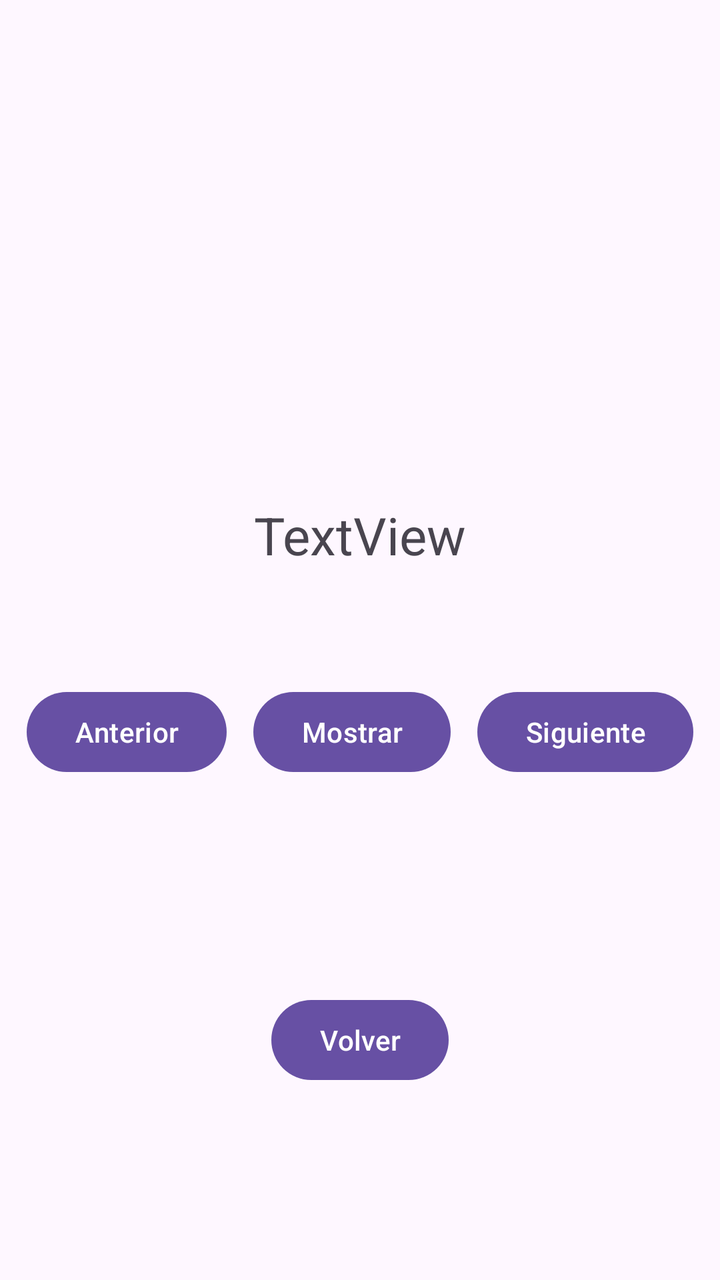
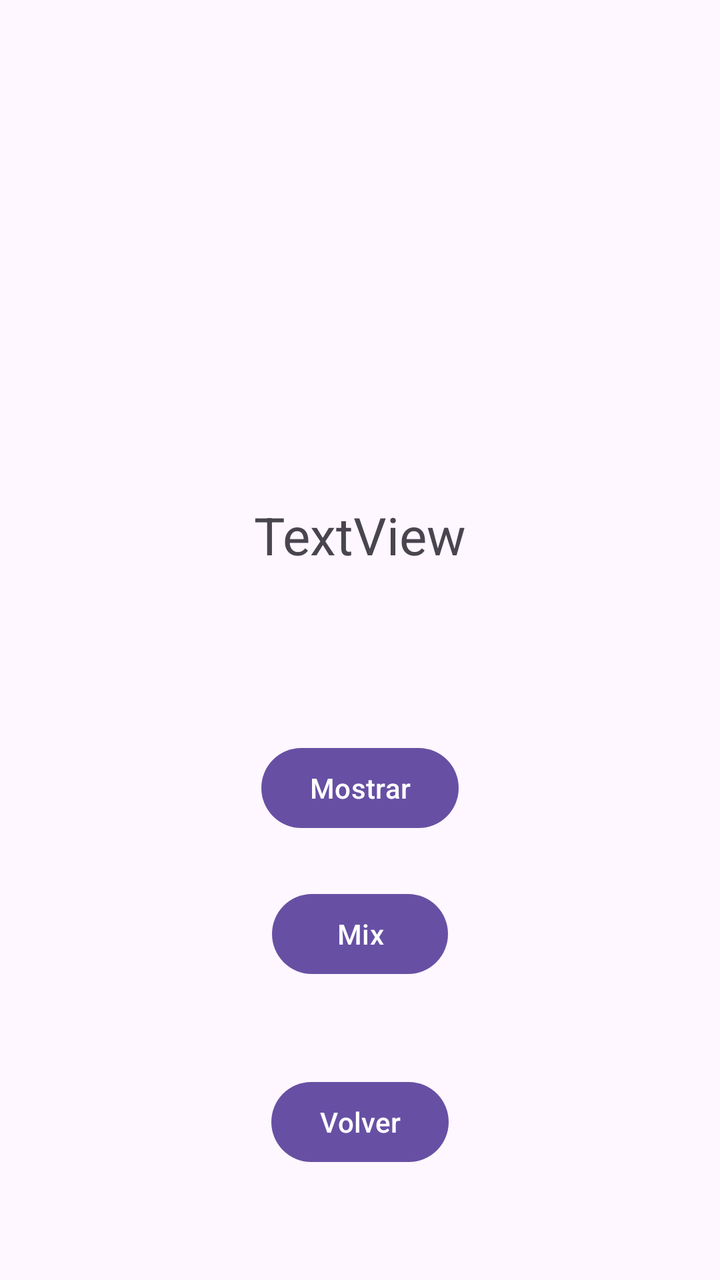

Screens rendered from an Android XML layout before and after an edit, with the pre-edit source and the edit as a unified diff.
<!-- AndroidManifest.xml: application theme Theme.VocabularioApp -->
<!-- res/layout/activity_flascard.xml -->
<?xml version="1.0" encoding="utf-8"?>
<androidx.constraintlayout.widget.ConstraintLayout xmlns:android="http://schemas.android.com/apk/res/android"
    xmlns:app="http://schemas.android.com/apk/res-auto"
    xmlns:tools="http://schemas.android.com/tools"
    android:id="@+id/main"
    android:layout_width="match_parent"
    android:layout_height="match_parent"
    tools:context=".FlascardActivity">

    <TextView
        android:id="@+id/tvPalabra"
        android:layout_width="wrap_content"
        android:layout_height="wrap_content"
        android:layout_marginTop="250dp"
        android:text="TextView"
        android:textSize="26dp"
        app:layout_constraintEnd_toEndOf="parent"
        app:layout_constraintHorizontal_bias="0.5"
        app:layout_constraintStart_toStartOf="parent"
        app:layout_constraintTop_toTopOf="parent" />

    <Button
        android:id="@+id/btnAnterior"
        android:layout_width="wrap_content"
        android:layout_height="wrap_content"
        android:layout_marginBottom="250dp"
        android:text="@string/faAnterior"
        app:layout_constraintBottom_toBottomOf="parent"
        app:layout_constraintEnd_toStartOf="@+id/btnMostrar"
        app:layout_constraintHorizontal_bias="0.5"
        app:layout_constraintStart_toStartOf="parent" />

    <Button
        android:id="@+id/btnMostrar"
        android:layout_width="wrap_content"
        android:layout_height="wrap_content"
        android:layout_marginBottom="250dp"
        android:text="@string/faMostrar"
        app:layout_constraintBottom_toBottomOf="parent"
        app:layout_constraintEnd_toStartOf="@+id/btnSiguiente"
        app:layout_constraintHorizontal_bias="0.5"
        app:layout_constraintStart_toEndOf="@+id/btnAnterior" />

    <Button
        android:id="@+id/btnSiguiente"
        android:layout_width="wrap_content"
        android:layout_height="wrap_content"
        android:layout_marginBottom="250dp"
        android:text="@string/faSiguiente"
        app:layout_constraintBottom_toBottomOf="parent"
        app:layout_constraintEnd_toEndOf="parent"
        app:layout_constraintHorizontal_bias="0.5"
        app:layout_constraintStart_toEndOf="@+id/btnMostrar" />

    <Button
        android:id="@+id/btnVolver"
        android:layout_width="wrap_content"
        android:layout_height="wrap_content"
        android:layout_marginTop="10dp"
        android:text="@string/faVolver"
        app:layout_constraintBottom_toBottomOf="parent"
        app:layout_constraintEnd_toEndOf="parent"
        app:layout_constraintHorizontal_bias="0.5"
        app:layout_constraintStart_toStartOf="parent"
        app:layout_constraintTop_toBottomOf="@+id/btnMostrar" />

</androidx.constraintlayout.widget.ConstraintLayout>
<!-- resources referenced by this layout -->
<resources>
  <string name="faAnterior">Anterior</string>
  <string name="faMostrar">Mostrar</string>
  <string name="faSiguiente">Siguiente</string>
  <string name="faVolver">Volver</string>
  
      // Exercices Activity
  <style name="Theme.VocabularioApp" parent="Base.Theme.VocabularioApp" />
  <style name="Base.Theme.VocabularioApp" parent="Theme.Material3.DayNight.NoActionBar">
          
          
          <item name="titleTextColor">@color/lt_menu</item>
          <item name="android:actionMenuTextColor">@color/lt_menu</item>
          <item name="colorControlNormal">@color/lt_menu</item>
  
      </style>
  <color name="lt_menu">#EEEEEE</color>
</resources>

<!-- the commit's change to res/layout/activity_flascard.xml (unified diff, before → after) -->
@@ -20,48 +20,36 @@
         app:layout_constraintTop_toTopOf="parent" />
 
     <Button
-        android:id="@+id/btnAnterior"
-        android:layout_width="wrap_content"
-        android:layout_height="wrap_content"
-        android:layout_marginBottom="250dp"
-        android:text="@string/faAnterior"
-        app:layout_constraintBottom_toBottomOf="parent"
-        app:layout_constraintEnd_toStartOf="@+id/btnMostrar"
-        app:layout_constraintHorizontal_bias="0.5"
-        app:layout_constraintStart_toStartOf="parent" />
-
-    <Button
         android:id="@+id/btnMostrar"
         android:layout_width="wrap_content"
         android:layout_height="wrap_content"
-        android:layout_marginBottom="250dp"
+        android:layout_marginTop="85dp"
         android:text="@string/faMostrar"
-        app:layout_constraintBottom_toBottomOf="parent"
-        app:layout_constraintEnd_toStartOf="@+id/btnSiguiente"
+        app:layout_constraintEnd_toEndOf="parent"
         app:layout_constraintHorizontal_bias="0.5"
-        app:layout_constraintStart_toEndOf="@+id/btnAnterior" />
+        app:layout_constraintStart_toStartOf="parent"
+        app:layout_constraintTop_toBottomOf="@+id/tvPalabra" />
 
     <Button
-        android:id="@+id/btnSiguiente"
+        android:id="@+id/btnMix"
         android:layout_width="wrap_content"
         android:layout_height="wrap_content"
-        android:layout_marginBottom="250dp"
-        android:text="@string/faSiguiente"
-        app:layout_constraintBottom_toBottomOf="parent"
+        android:layout_marginTop="25dp"
+        android:text="Mix"
         app:layout_constraintEnd_toEndOf="parent"
         app:layout_constraintHorizontal_bias="0.5"
-        app:layout_constraintStart_toEndOf="@+id/btnMostrar" />
+        app:layout_constraintStart_toStartOf="parent"
+        app:layout_constraintTop_toBottomOf="@+id/btnMostrar" />
 
     <Button
         android:id="@+id/btnVolver"
         android:layout_width="wrap_content"
         android:layout_height="wrap_content"
-        android:layout_marginTop="10dp"
+        android:layout_marginBottom="55dp"
         android:text="@string/faVolver"
         app:layout_constraintBottom_toBottomOf="parent"
         app:layout_constraintEnd_toEndOf="parent"
         app:layout_constraintHorizontal_bias="0.5"
-        app:layout_constraintStart_toStartOf="parent"
-        app:layout_constraintTop_toBottomOf="@+id/btnMostrar" />
+        app:layout_constraintStart_toStartOf="parent" />
 
 </androidx.constraintlayout.widget.ConstraintLayout>
<!-- resource entries referenced after the edit -->
@@ -1,8 +1,6 @@
 <!-- resources referenced by this layout -->
 <resources>
-  <string name="faAnterior">Anterior</string>
   <string name="faMostrar">Mostrar</string>
-  <string name="faSiguiente">Siguiente</string>
   <string name="faVolver">Volver</string>
   
       // Exercices Activity
